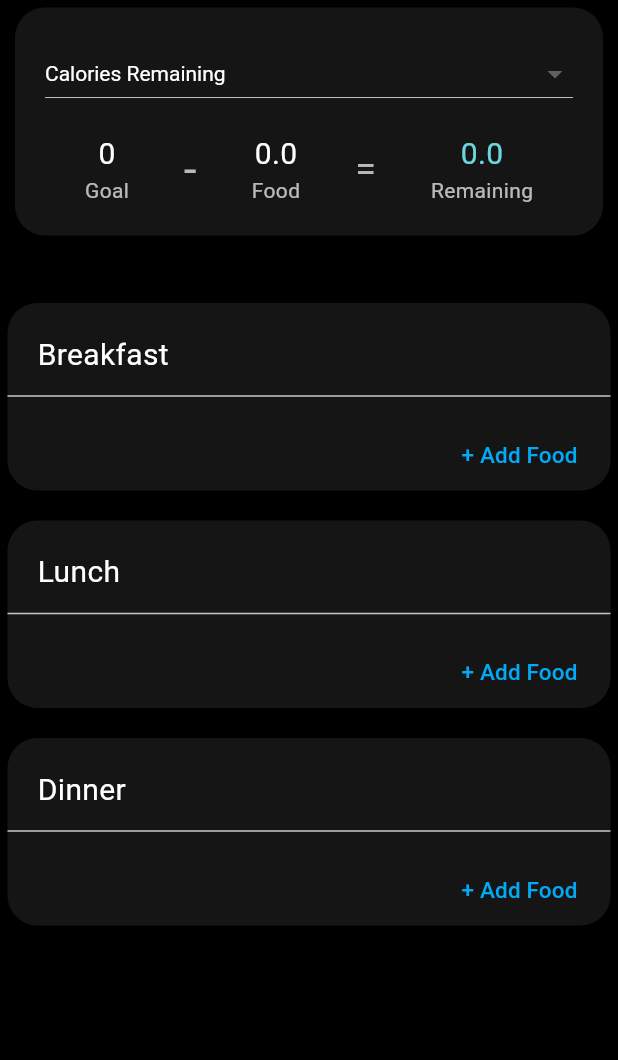
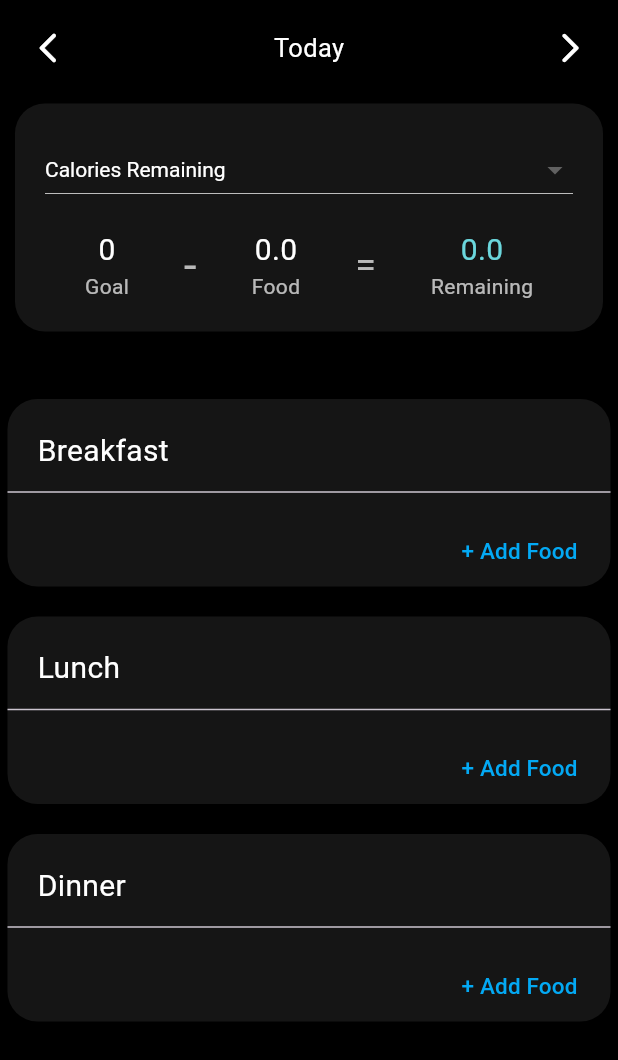
Before and after one commit to GroupCSE120/Healthbuddy_cse_120, a Flutter app: the Diet screen opened directly, on a phone screen of 412 x 824 dp. Shown: the top 1060 px of the screen. Run offline on Flutter 3.47's test engine with Material 3 defaults, Android fonts, the phone set to English and light mode, and no system bars; our stand-ins replace animated_bottom_navigation_bar, carousel_slider, csv, get, shared_preferences, sqflite; accounts and stored records are empty.

Commit message:
daily diet plan

```diff
--- a/lib/sub_pages/diet.dart
+++ b/lib/sub_pages/diet.dart
@@ -2,6 +2,7 @@ import 'package:flutter/material.dart';
 import 'package:get/get.dart';
 import 'package:health_buddy/Modals/food_modal.dart';
 import 'package:health_buddy/constants/app_color.dart';
+import 'package:health_buddy/extension/method_extensions.dart';
 
 import '../Controllers/home_controller.dart';
 
@@ -17,6 +18,35 @@ class Diet extends StatelessWidget {
           backgroundColor: AppColors.bgColor,
           body: ListView(
             children: [
+              Padding(
+                padding: const EdgeInsets.all(8.0),
+                child: Row(
+                  mainAxisAlignment: MainAxisAlignment.spaceBetween,
+                  children: [
+                    IconButton(
+                      onPressed: () => controller.moveToPreviousDate(),
+                      icon: const Icon(
+                        Icons.arrow_back_ios_new_rounded,
+                        color: Colors.white,
+                      ),
+                    ),
+                    Text(
+                      controller.currentDate.toFormattedString() == DateTime.now().toFormattedString() ? "Today" : controller.currentDate.toFormattedString(),
+                      style: const TextStyle(
+                        color: Colors.white,
+                        fontSize: 17,
+                      ),
+                    ),
+                    IconButton(
+                      onPressed: () => controller.moveToNextDate(),
+                      icon: const Icon(
+                        Icons.arrow_forward_ios_rounded,
+                        color: Colors.white,
+                      ),
+                    ),
+                  ],
+                ),
+              ),
               Container(
                 padding:
                     const EdgeInsets.symmetric(horizontal: 10, vertical: 20),
@@ -90,9 +120,8 @@ class Diet extends StatelessWidget {
                               controller.selectedGoal == "Calories"
                                   ? controller.foodCalories.toString()
                                   : controller.selectedGoal == "Protein"
-                                  ? controller.foodProtein.toString()
-                                  : controller.foodProtein.toString(),
-
+                                      ? controller.foodProtein.toString()
+                                      : controller.foodProtein.toString(),
                               style: const TextStyle(
                                 color: Colors.white,
                                 fontSize: 20,
```
Also changed, not shown: lib/Controllers/home_controller.dart (+19 -0 lines), lib/sub_pages/profilehelper/foodList.dart (+37 -36 lines).
